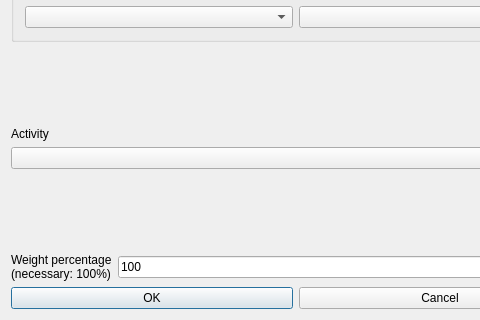
vonmecheln/fet, file fet/src/interface/modifyconstraintactivitybeginsteachersdayform_template.ui: the form before one commit; both pictures show x 0 to 480 and y 104 to 424 of the 592 by 424 pixel window.
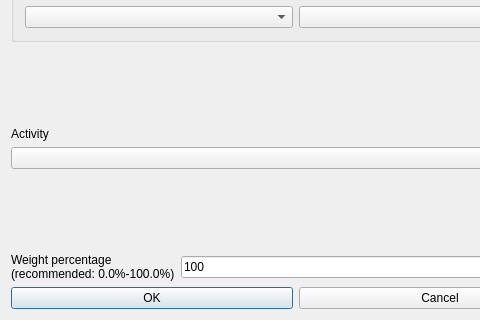
The form after the commit.

The edit to the form file:
```diff
--- a/fet/src/interface/modifyconstraintactivitybeginsteachersdayform_template.ui
+++ b/fet/src/interface/modifyconstraintactivitybeginsteachersdayform_template.ui
@@ -152,7 +152,7 @@
        </property>
        <property name="text">
         <string>Weight percentage
-(necessary: 100%)</string>
+(recommended: 0.0%-100.0%)</string>
        </property>
        <property name="wordWrap">
         <bool>false</bool>
```
